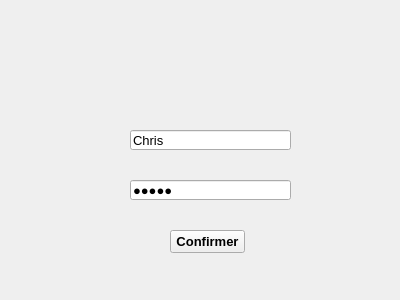
This is Interface/Login.ui in ycamlad/GestionDeVol as Qt 5 draws it before an edit. The edited form follows.
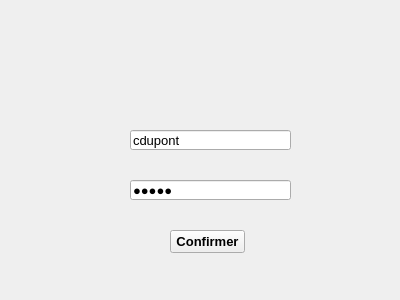
This is the edited form. Icons and pictures are not drawn.

What changed in the file:
```diff
--- a/Interface/Login.ui
+++ b/Interface/Login.ui
@@ -39,7 +39,7 @@
     </rect>
    </property>
    <property name="text">
-    <string>Chris</string>
+    <string>cdupont</string>
    </property>
    <property name="placeholderText">
     <string>Nom d'utilisateur:</string>
```
